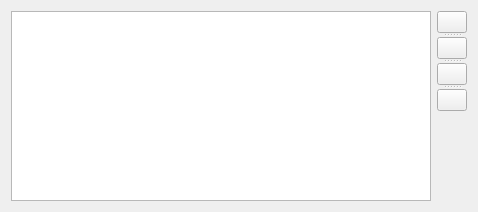
Before: the Qt Designer form gui/CustomWidgets/OrderedPropertyWidgets/orderedTableWidget.ui in dsgoficial/DsgTools, drawn with Qt 5.
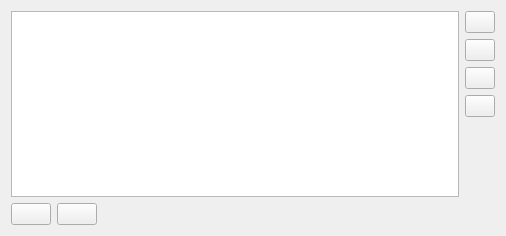
After: the same form once the commit is applied. Icons and pictures are not drawn.

Patch:
```diff
--- a/gui/CustomWidgets/OrderedPropertyWidgets/orderedTableWidget.ui
+++ b/gui/CustomWidgets/OrderedPropertyWidgets/orderedTableWidget.ui
@@ -6,19 +6,93 @@
    <rect>
     <x>0</x>
     <y>0</y>
-    <width>478</width>
-    <height>212</height>
+    <width>506</width>
+    <height>236</height>
    </rect>
   </property>
   <property name="windowTitle">
    <string>Form</string>
   </property>
   <layout class="QGridLayout" name="gridLayout">
-   <item row="1" column="1">
-    <widget class="QSplitter" name="splitter">
+   <item row="0" column="0">
+    <widget class="QTableWidget" name="tableWidget">
+     <property name="horizontalScrollBarPolicy">
+      <enum>Qt::ScrollBarAlwaysOff</enum>
+     </property>
+     <property name="selectionMode">
+      <enum>QAbstractItemView::SingleSelection</enum>
+     </property>
+     <property name="selectionBehavior">
+      <enum>QAbstractItemView::SelectRows</enum>
+     </property>
+     <property name="horizontalScrollMode">
+      <enum>QAbstractItemView::ScrollPerPixel</enum>
+     </property>
+     <property name="rowCount">
+      <number>0</number>
+     </property>
+     <property name="columnCount">
+      <number>0</number>
+     </property>
+    </widget>
+   </item>
+   <item row="1" column="0">
+    <layout class="QHBoxLayout" name="horizontalLayout">
+     <item>
+      <widget class="QPushButton" name="savePushButton">
+       <property name="sizePolicy">
+        <sizepolicy hsizetype="Minimum" vsizetype="Fixed">
+         <horstretch>0</horstretch>
+         <verstretch>0</verstretch>
+        </sizepolicy>
+       </property>
+       <property name="text">
+        <string/>
+       </property>
+       <property name="icon">
+        <iconset resource="../../../resources.qrc">
+         <normaloff>:/plugins/DsgTools/icons/save.png</normaloff>:/plugins/DsgTools/icons/save.png</iconset>
+       </property>
+      </widget>
+     </item>
+     <item>
+      <widget class="QPushButton" name="loadPushButton">
+       <property name="sizePolicy">
+        <sizepolicy hsizetype="Minimum" vsizetype="Fixed">
+         <horstretch>0</horstretch>
+         <verstretch>0</verstretch>
+        </sizepolicy>
+       </property>
+       <property name="text">
+        <string/>
+       </property>
+       <property name="icon">
+        <iconset resource="../../../resources.qrc">
+         <normaloff>:/plugins/DsgTools/icons/import.png</normaloff>:/plugins/DsgTools/icons/import.png</iconset>
+       </property>
+      </widget>
+     </item>
+     <item>
+      <spacer name="horizontalSpacer">
      <property name="orientation">
-      <enum>Qt::Vertical</enum>
-     </property>
+        <enum>Qt::Horizontal</enum>
+       </property>
+       <property name="sizeType">
+        <enum>QSizePolicy::Expanding</enum>
+       </property>
+       <property name="sizeHint" stdset="0">
+        <size>
+         <width>40</width>
+         <height>20</height>
+        </size>
+       </property>
+      </spacer>
+     </item>
+    </layout>
+   </item>
+   <item row="0" column="1" rowspan="2">
+    <layout class="QVBoxLayout" name="verticalLayout">
+     <item>
      <widget class="QPushButton" name="moveUpPushButton">
       <property name="sizePolicy">
        <sizepolicy hsizetype="Minimum" vsizetype="Minimum">
@@ -43,6 +117,8 @@
         <normaloff>:/plugins/DsgTools/icons/up.png</normaloff>:/plugins/DsgTools/icons/up.png</iconset>
       </property>
      </widget>
+     </item>
+     <item>
      <widget class="QPushButton" name="addPushButton">
       <property name="sizePolicy">
        <sizepolicy hsizetype="Minimum" vsizetype="Minimum">
@@ -67,6 +143,8 @@
         <normaloff>:/plugins/DsgTools/icons/plus.png</normaloff>:/plugins/DsgTools/icons/plus.png</iconset>
       </property>
      </widget>
+     </item>
+     <item>
      <widget class="QPushButton" name="removePushButton">
       <property name="sizePolicy">
        <sizepolicy hsizetype="Minimum" vsizetype="Minimum">
@@ -91,6 +169,8 @@
         <normaloff>:/plugins/DsgTools/icons/remove.png</normaloff>:/plugins/DsgTools/icons/remove.png</iconset>
       </property>
      </widget>
+     </item>
+     <item>
      <widget class="QPushButton" name="moveDownPushButton">
       <property name="sizePolicy">
        <sizepolicy hsizetype="Minimum" vsizetype="Minimum">
@@ -115,9 +195,8 @@
         <normaloff>:/plugins/DsgTools/icons/down.png</normaloff>:/plugins/DsgTools/icons/down.png</iconset>
       </property>
      </widget>
-    </widget>
-   </item>
-   <item row="2" column="1">
+     </item>
+     <item>
     <spacer name="verticalSpacer">
      <property name="orientation">
       <enum>Qt::Vertical</enum>
@@ -130,27 +209,7 @@
      </property>
     </spacer>
    </item>
-   <item row="1" column="0" rowspan="2">
-    <widget class="QTableWidget" name="tableWidget">
-     <property name="horizontalScrollBarPolicy">
-      <enum>Qt::ScrollBarAlwaysOff</enum>
-     </property>
-     <property name="selectionMode">
-      <enum>QAbstractItemView::SingleSelection</enum>
-     </property>
-     <property name="selectionBehavior">
-      <enum>QAbstractItemView::SelectRows</enum>
-     </property>
-     <property name="horizontalScrollMode">
-      <enum>QAbstractItemView::ScrollPerPixel</enum>
-     </property>
-     <property name="rowCount">
-      <number>0</number>
-     </property>
-     <property name="columnCount">
-      <number>0</number>
-     </property>
-    </widget>
+    </layout>
    </item>
   </layout>
  </widget>
```
Lines whose indentation alone changed are shown as unchanged.
